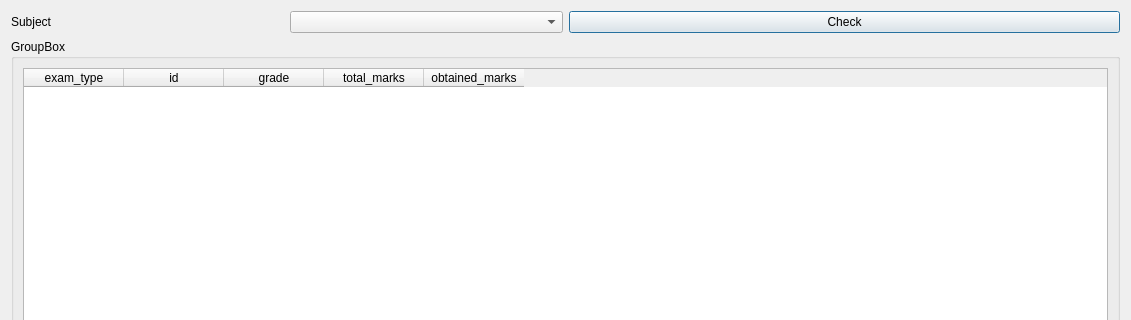
BiratBC/ExamSphereV1, file ExamSphereV1/pastresult.ui: the form before one commit; both pictures show x 0 to 1131 and y 0 to 320 of the 1131 by 751 pixel window.
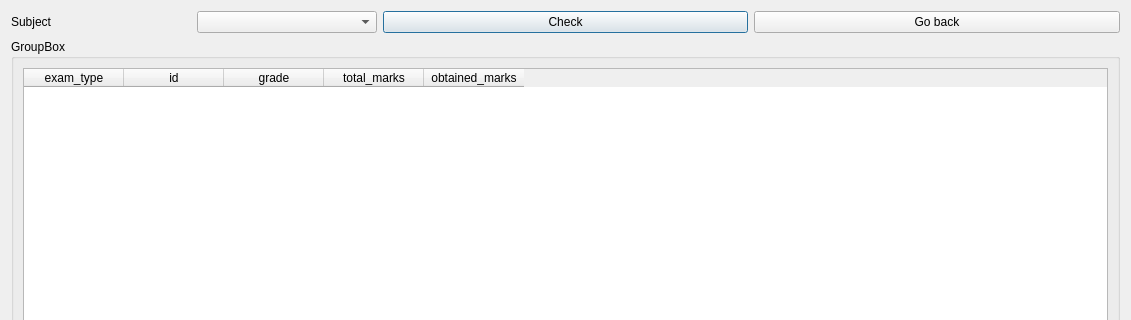
The form after the commit.

Patch:
```diff
--- a/ExamSphereV1/pastresult.ui
+++ b/ExamSphereV1/pastresult.ui
@@ -41,6 +41,13 @@
        </property>
       </widget>
      </item>
+     <item>
+      <widget class="QPushButton" name="pushButton">
+       <property name="text">
+        <string>Go back</string>
+       </property>
+      </widget>
+     </item>
     </layout>
    </item>
    <item row="1" column="0">
```
